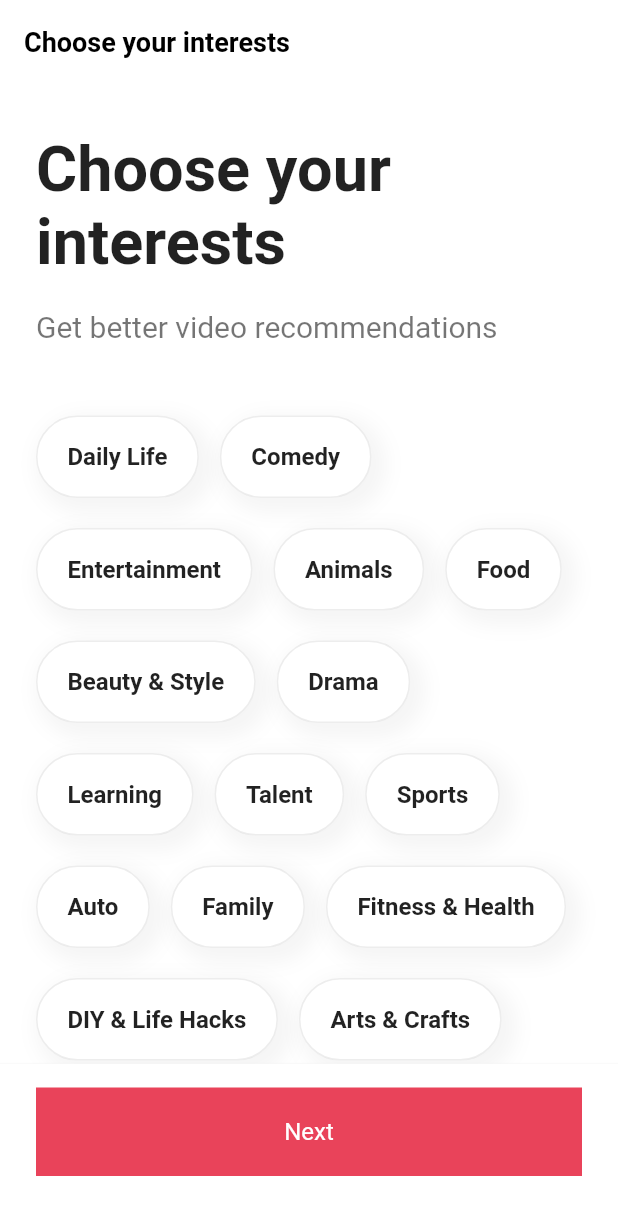
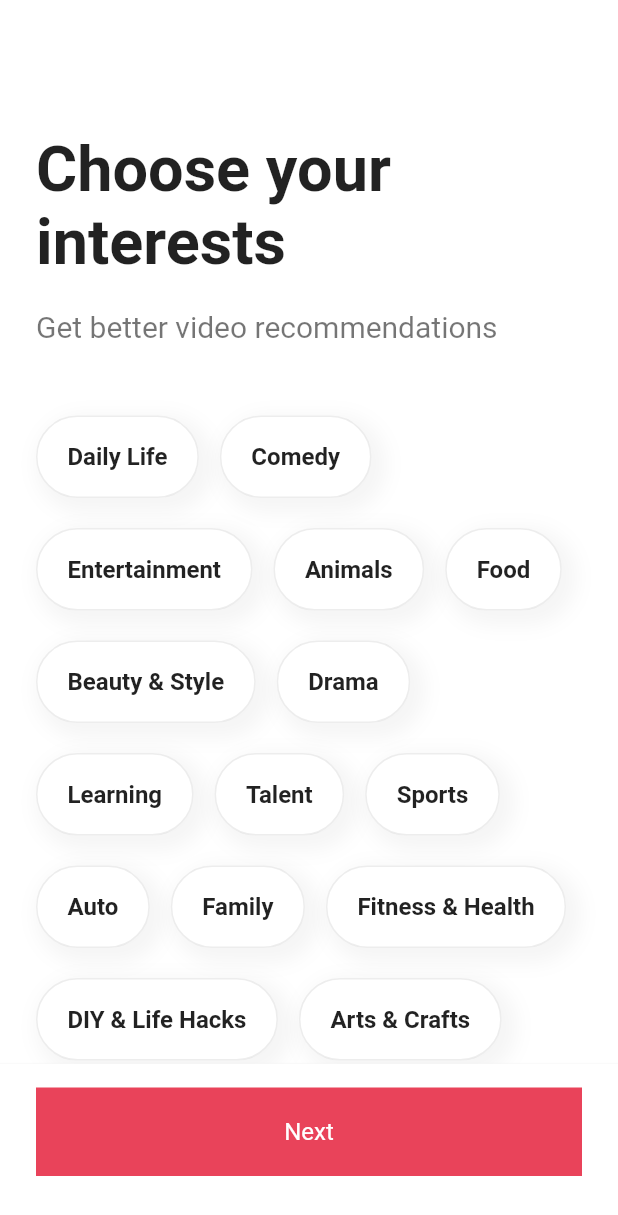
Before and after one commit to shinysuh/Snapster, a Flutter app: the screen it shows after launch, on a phone screen of 412 x 824 dp. Shown: the top 1215 px of the screen. Run offline on Flutter 3.47's test engine with Material 3 defaults, Android fonts, the phone set to English and light mode, and no system bars; our stand-ins replace font_awesome_flutter.

Commit message:
feat: interestScreen 화면 구현 완료

```diff
--- a/lib/features/authentication/common/form_button.dart
+++ b/lib/features/authentication/common/form_button.dart
@@ -20,7 +20,7 @@ class FormButton extends StatelessWidget {
       child: GestureDetector(
         onTap: isDisabled ? () {} : () => onTapButton(),
         child: AnimatedContainer(
-            duration: const Duration(microseconds: 800),
+            duration: const Duration(milliseconds: 300),
             padding: const EdgeInsets.symmetric(
               vertical: Sizes.size16,
             ),
@@ -31,7 +31,7 @@ class FormButton extends StatelessWidget {
               borderRadius: BorderRadius.circular(Sizes.size5),
             ),
             child: AnimatedDefaultTextStyle(
-              duration: const Duration(microseconds: 800),
+              duration: const Duration(milliseconds: 300),
               style: TextStyle(
                 color: isDisabled ? Colors.grey.shade400 : Colors.white,
                 fontSize: Sizes.size16,
--- a/lib/features/onboarding/interests_screen.dart
+++ b/lib/features/onboarding/interests_screen.dart
@@ -2,6 +2,7 @@ import 'package:flutter/material.dart';
 import 'package:tiktok_clone/constants/gaps.dart';
 import 'package:tiktok_clone/constants/interests.dart';
 import 'package:tiktok_clone/constants/sizes.dart';
+import 'package:tiktok_clone/features/onboarding/widgets/interest_button.dart';
 
 class InterestScreen extends StatefulWidget {
   const InterestScreen({super.key});
@@ -11,13 +12,52 @@ class InterestScreen extends StatefulWidget {
 }
 
 class _InterestScreenState extends State<InterestScreen> {
+  final ScrollController _scrollController = ScrollController();
+
+  bool _isTitleShown = false;
+
+  @override
+  void initState() {
+    super.initState();
+    _scrollController.addListener(_onScroll);
+  }
+
+  @override
+  void dispose() {
+    _scrollController.dispose();
+    super.dispose();
+  }
+
+  void _onScroll() {
+    if (_scrollController.offset > 100) {
+      if (!_isTitleShown) {
+        setState(() {
+          _isTitleShown = true;
+        });
+      }
+    } else {
+      setState(() {
+        _isTitleShown = false;
+      });
+    }
+  }
+
   @override
   Widget build(BuildContext context) {
     return Scaffold(
       appBar: AppBar(
-        title: const Text('Choose your interests'),
+        title: AnimatedOpacity(
+          duration: const Duration(milliseconds: 300),
+          opacity: _isTitleShown ? 1 : 0,
+          child: const Text(
+            'Choose your interests',
           ),
-      body: SingleChildScrollView(
+        ),
+      ),
+      body: Scrollbar(
+        controller: _scrollController,
+        child: SingleChildScrollView(
+          controller: _scrollController,
           child: Padding(
             padding: const EdgeInsets.only(
               right: Sizes.size24,
@@ -49,39 +89,11 @@ class _InterestScreenState extends State<InterestScreen> {
                   runSpacing: Sizes.size20,
                   children: [
                     for (var interest in interests)
-                    Container(
-                      padding: const EdgeInsets.symmetric(
-                        vertical: Sizes.size16 + Sizes.size1,
-                        horizontal: Sizes.size20,
-                      ),
-                      decoration: BoxDecoration(
-                        color: Colors.white,
-                        border: Border.all(
-                          color: Colors.black.withOpacity(0.07),
-                        ),
-                        borderRadius: BorderRadius.circular(
-                          Sizes.size32,
-                        ),
-                        boxShadow: [
-                          BoxShadow(
-                            color: Colors.black.withOpacity(0.04),
-                            blurRadius: 10,
-                            spreadRadius: 5,
-                            offset: const Offset(5, 5),
+                      InterestButton(interest: interest)
+                  ],
                 ),
               ],
             ),
-                      child: Text(
-                        interest,
-                        style: const TextStyle(
-                          fontSize: Sizes.size16,
-                          fontWeight: FontWeight.w600,
-                        ),
-                      ),
-                    )
-                ],
-              ),
-            ],
           ),
         ),
       ),
@@ -108,6 +120,12 @@ class _InterestScreenState extends State<InterestScreen> {
               ),
             ),
           ),
+          // 편한 기능의 버튼 CupertinoButton(custom) / TextButton(google like)
+          // CupertinoButton(
+          //   onPressed: () {},
+          //   color: Theme.of(context).primaryColor,
+          //   child: const Text('Next'),
+          // ),
         ),
       ),
     );
--- /dev/null
+++ b/lib/features/onboarding/widgets/interest_button.dart
@@ -0,0 +1,63 @@
+import 'package:flutter/material.dart';
+import 'package:tiktok_clone/constants/sizes.dart';
+
+class InterestButton extends StatefulWidget {
+  const InterestButton({
+    super.key,
+    required this.interest,
+  });
+
+  final String interest;
+
+  @override
+  State<InterestButton> createState() => _InterestButtonState();
+}
+
+class _InterestButtonState extends State<InterestButton> {
+  bool _isSelected = false;
+
+  void _onTapButton() {
+    setState(() {
+      _isSelected = !_isSelected;
+    });
+  }
+
+  @override
+  Widget build(BuildContext context) {
+    return GestureDetector(
+      onTap: _onTapButton,
+      child: AnimatedContainer(
+        duration: const Duration(milliseconds: 300),
+        padding: const EdgeInsets.symmetric(
+          vertical: Sizes.size16 + Sizes.size1,
+          horizontal: Sizes.size20,
+        ),
+        decoration: BoxDecoration(
+          color: _isSelected ? Theme.of(context).primaryColor : Colors.white,
+          border: Border.all(
+            color: Colors.black.withOpacity(0.07),
+          ),
+          borderRadius: BorderRadius.circular(
+            Sizes.size32,
+          ),
+          boxShadow: [
+            BoxShadow(
+              color: Colors.black.withOpacity(0.04),
+              blurRadius: 10,
+              spreadRadius: 5,
+              offset: const Offset(5, 5),
+            ),
+          ],
+        ),
+        child: Text(
+          widget.interest,
+          style: TextStyle(
+            fontSize: Sizes.size16,
+            fontWeight: FontWeight.w600,
+            color: _isSelected ? Colors.white : Colors.black87,
+          ),
+        ),
+      ),
+    );
+  }
+}
```
Lines whose indentation alone changed are shown as unchanged.
